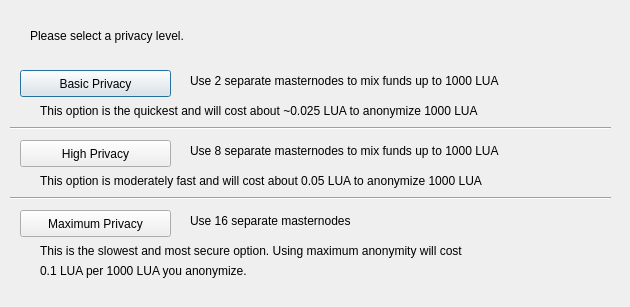
This is src/qt/forms/darksendconfig.ui in minblock/luascoin as Qt 5 draws it before an edit. The edited form follows.
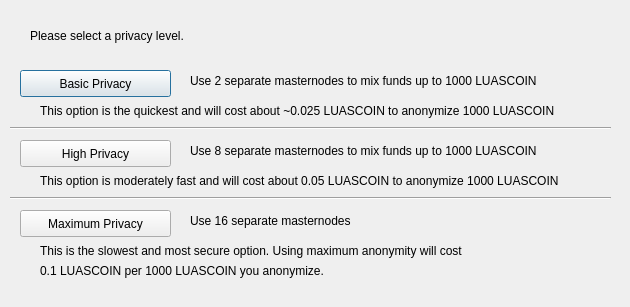
This is the edited form.

The edit to the form file:
```diff
--- a/src/qt/forms/darksendconfig.ui
+++ b/src/qt/forms/darksendconfig.ui
@@ -75,7 +75,7 @@
     </rect>
    </property>
    <property name="text">
-    <string>Use 2 separate masternodes to mix funds up to 1000 LUA</string>
+    <string>Use 2 separate masternodes to mix funds up to 1000 LUASCOIN</string>
    </property>
   </widget>
   <widget class="QLabel" name="label_3">
@@ -88,7 +88,7 @@
     </rect>
    </property>
    <property name="text">
-    <string>Use 8 separate masternodes to mix funds up to 1000 LUA</string>
+    <string>Use 8 separate masternodes to mix funds up to 1000 LUASCOIN</string>
    </property>
   </widget>
   <widget class="QLabel" name="label_4">
@@ -114,7 +114,7 @@
     </rect>
    </property>
    <property name="text">
-    <string>This option is the quickest and will cost about ~0.025 LUA to anonymize 1000 LUA</string>
+    <string>This option is the quickest and will cost about ~0.025 LUASCOIN to anonymize 1000 LUASCOIN</string>
    </property>
   </widget>
   <widget class="QLabel" name="label_7">
@@ -127,7 +127,7 @@
     </rect>
    </property>
    <property name="text">
-    <string>This option is moderately fast and will cost about 0.05 LUA to anonymize 1000 LUA</string>
+    <string>This option is moderately fast and will cost about 0.05 LUASCOIN to anonymize 1000 LUASCOIN</string>
    </property>
   </widget>
   <widget class="QLabel" name="label_8">
@@ -153,7 +153,7 @@
     </rect>
    </property>
    <property name="text">
-    <string>0.1 LUA per 1000 LUA you anonymize.</string>
+    <string>0.1 LUASCOIN per 1000 LUASCOIN you anonymize.</string>
    </property>
   </widget>
   <widget class="Line" name="line">
```
